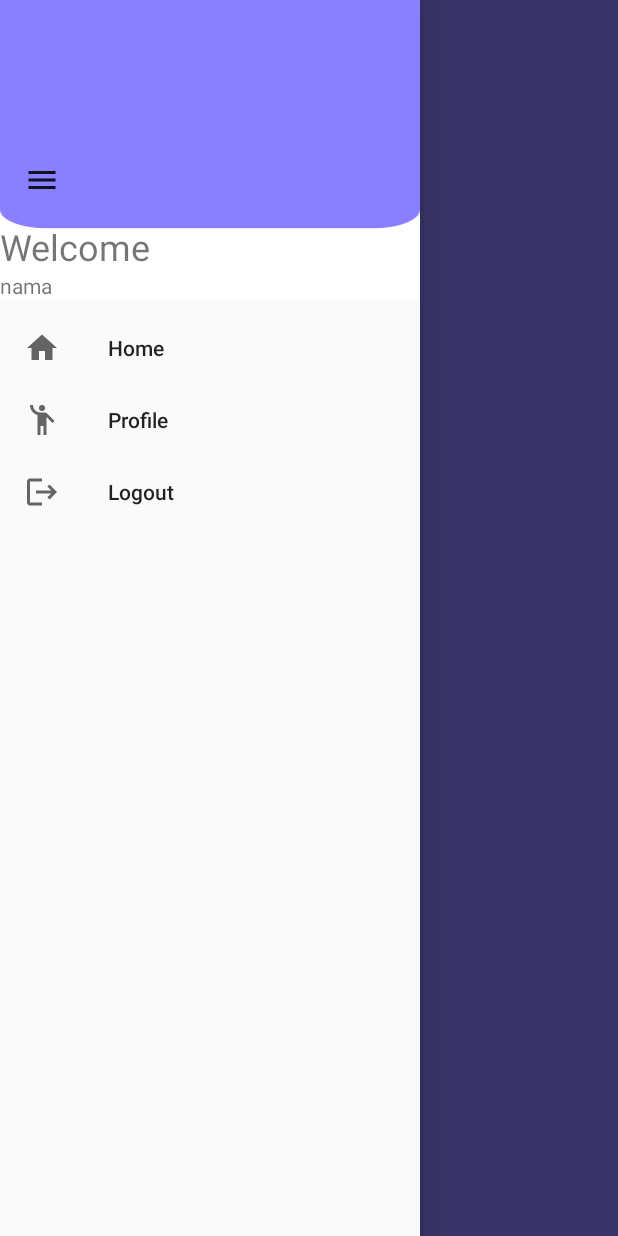
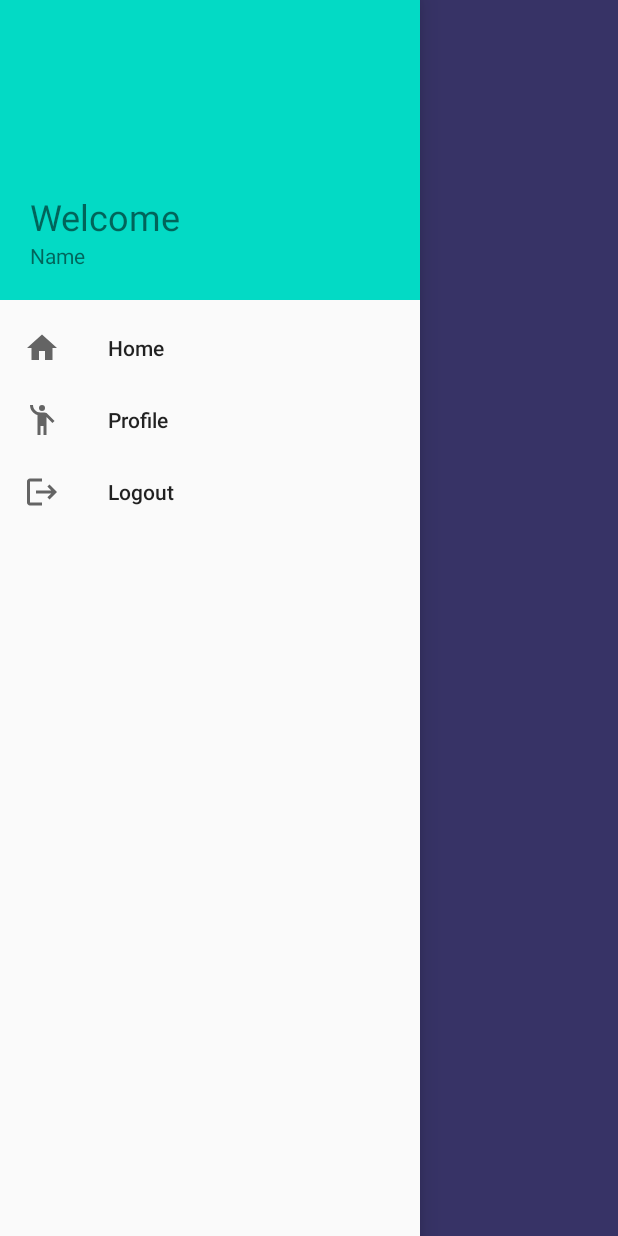
Before and after one commit to NigelFelim/Mobile_Job_Finder, an Android app: the ProfileActivity screen opened directly, with no data from a screen before it, with the side drawer open, on a phone screen of 412 x 824 dp. Run offline under Robolectric (Android 15) with nearby library versions, the phone set to English and light mode, and no system bars; Roboto replaces fonts that are not available here.

Commit message:
profilenya tidak terpanggil nama dan emailnya

```diff
--- a/app/src/main/AndroidManifest.xml
+++ b/app/src/main/AndroidManifest.xml
@@ -16,6 +16,7 @@
     <uses-permission-sdk-23 android:name="android.permission.ACCESS_FINE_LOCATION" />
     <uses-permission-sdk-23 android:name="android.permission.ACCESS_COARSE_LOCATION" />
     <uses-permission-sdk-23 android:name="android.permission.ACCESS_BACKGROUND_LOCATION" />
+    <uses-permission android:name="android.permission.ACCESS_NETWORK_STATE"/>
 
     <uses-permission android:name="android.permission.INTERNET" />
 
--- a/app/src/main/java/com/map/mobile_job_finder/InsertJobPostActivity.java
+++ b/app/src/main/java/com/map/mobile_job_finder/InsertJobPostActivity.java
@@ -42,6 +42,7 @@ public class InsertJobPostActivity extends AppCompatActivity {
     private FirebaseAuth mAuth;
     private DatabaseReference mJobPost;
     private DatabaseReference mPublicDatabase;
+
     //end firebase
 
     //end variable post job
@@ -59,6 +60,7 @@ public class InsertJobPostActivity extends AppCompatActivity {
 
         setSupportActionBar(toolbar);
         getSupportActionBar().setTitle("Post Job");
+
 
         navigationView.bringToFront();
         ActionBarDrawerToggle toggle = new ActionBarDrawerToggle(this, drawerLayout, toolbar, R.string.navigation_drawer_open, R.string.navigation_drawer_close);
--- a/app/src/main/java/com/map/mobile_job_finder/ProfileActivity.java
+++ b/app/src/main/java/com/map/mobile_job_finder/ProfileActivity.java
@@ -1,4 +1,11 @@
 package com.map.mobile_job_finder;
+
+import android.content.Intent;
+import android.os.Bundle;
+import android.view.MenuItem;
+import android.widget.ImageView;
+import android.widget.TextView;
+import android.widget.Toast;
 
 import androidx.annotation.NonNull;
 import androidx.appcompat.app.ActionBarDrawerToggle;
@@ -7,16 +14,7 @@ import androidx.appcompat.widget.Toolbar;
 import androidx.core.view.GravityCompat;
 import androidx.drawerlayout.widget.DrawerLayout;
 
-import android.content.Intent;
-import android.os.Bundle;
-import android.view.MenuItem;
-import android.widget.ImageView;
-import android.widget.TextView;
-import android.widget.Toast;
-
 import com.google.android.material.navigation.NavigationView;
-import com.google.firebase.auth.FirebaseAuth;
-import com.google.firebase.auth.FirebaseUser;
 
 public class ProfileActivity extends AppCompatActivity {
     //toolbar
@@ -25,13 +23,15 @@ public class ProfileActivity extends AppCompatActivity {
     Toolbar toolbar;
     //end toolbar
 
-    private TextView namaProfile, emailProfile;
+    private TextView  namaProfile,emailProfile;
     private ImageView fotoProfile;
+
 
     @Override
     protected void onCreate(Bundle savedInstanceState) {
         super.onCreate(savedInstanceState);
         setContentView(R.layout.activity_profile);
+
 
         //toolbar
         //untuk menu start
@@ -80,5 +80,15 @@ public class ProfileActivity extends AppCompatActivity {
         namaProfile = findViewById(R.id.namaProfile);
         emailProfile = findViewById(R.id.emailProfile);
         fotoProfile = findViewById(R.id.fotoProfile);
+
+        //menerima data
+        Intent intent = getIntent();
+        String name = intent.getStringExtra("name");
+        String email = intent.getStringExtra("email");
+        //Uri foto = intent.getData();
+
+        namaProfile.setText(name);
+        emailProfile.setText(email);
+        //fotoProfile.setImageURI(Uri.parse(foto));
     }
 }
--- a/app/src/main/res/layout/activity_profile.xml
+++ b/app/src/main/res/layout/activity_profile.xml
@@ -23,17 +23,24 @@
             android:layout_height="wrap_content"
             android:layout_gravity="center"/>
         <TextView
-            android:id="@+id/namaProfile"
+
             android:layout_width="wrap_content"
             android:layout_height="wrap_content"
-            android:text="Nama"
+            android:text="Name"
+            android:textAppearance="?android:textAppearanceLarge"
+            android:textColor="@android:color/black"
+            android:id="@+id/namaProfile"
             android:layout_gravity="center"/>
+
         <TextView
-            android:id="@+id/emailProfile"
+
             android:layout_width="wrap_content"
-            android:layout_height="wrap_content"
+            android:layout_height="39dp"
+            android:layout_gravity="center"
             android:text="Email"
-            android:layout_gravity="center"/>
+            android:textAppearance="?android:textAppearanceLarge"
+            android:textColor="@android:color/black"
+            android:id="@+id/emailProfile"/>
     </LinearLayout>
     <com.google.android.material.navigation.NavigationView
         android:id="@+id/profile_nav_view"
--- a/app/src/main/res/layout/header.xml
+++ b/app/src/main/res/layout/header.xml
@@ -1,17 +1,12 @@
 <?xml version="1.0" encoding="utf-8"?>
 <LinearLayout xmlns:android="http://schemas.android.com/apk/res/android"
-    xmlns:tools="http://schemas.android.com/tools"
     android:orientation="vertical"
     android:layout_width="match_parent"
     android:layout_height="200dp"
+    android:background="@color/teal_200"
     android:gravity="bottom"
-    android:padding="20dp"
-    android:background="@drawable/job_detail"
-    android:fitsSystemWindows="true"
-    tools:openDrawer="start"
-    android:id="@+id/drawer_details"
-    tools:context=".JobDetailsActivity">
-    <include layout="@layout/toolbar" android:id="@+id/toolbar_details"/>
+    android:padding="20dp">
+
     <TextView
         android:layout_width="wrap_content"
         android:layout_height="wrap_content"
@@ -20,7 +15,7 @@
     <TextView
         android:layout_width="wrap_content"
         android:layout_height="wrap_content"
-        android:text="nama"
+        android:text="Name"
         android:textSize="14sp"
-        android:id="@+id/etRegNama"/>
+        android:id="@+id/namaProfile"/>
 </LinearLayout>
```
Also changed, not shown: app/src/main/java/com/map/mobile_job_finder/All_JobActivity.java (+16 -3 lines), app/src/main/java/com/map/mobile_job_finder/JobDetailsActivity.java (+7 -4 lines), app/src/main/java/com/map/mobile_job_finder/Model/Data.java (+12 -2 lines).
